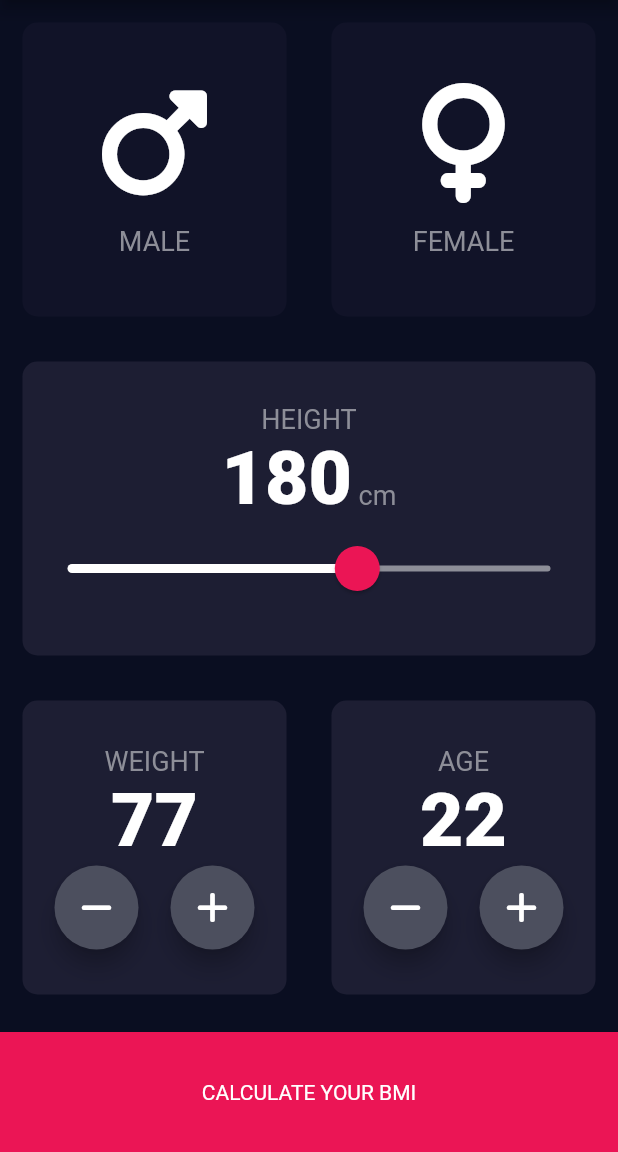
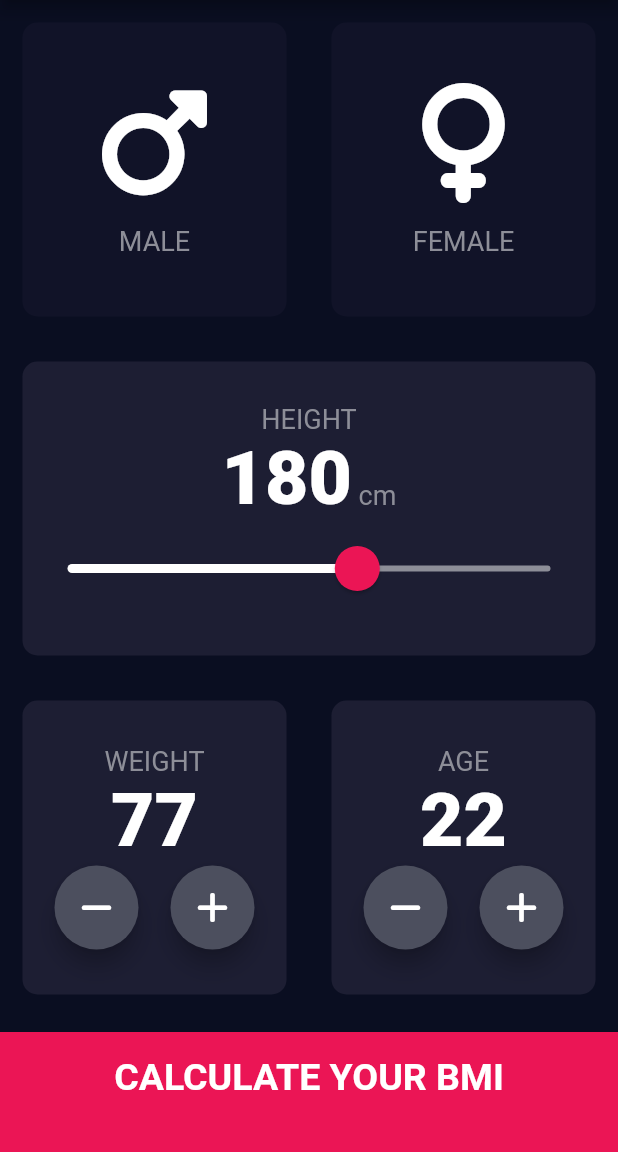
Before and after one commit to dirktay/bmi_calculator, a Flutter app: the screen it shows after launch, on a phone screen of 412 x 824 dp, the part 84-1236 px from its top. Run offline on Flutter 3.47's test engine with Material 2 defaults, Android fonts, the phone set to English and light mode, and no system bars; our stand-ins replace font_awesome_flutter.

Commit message:
Project complete. Folders added. Results calculated.

```diff
--- /dev/null
+++ b/lib/components/bottom_button.dart
@@ -0,0 +1,33 @@
+import 'package:flutter/material.dart';
+
+import '../constants.dart';
+
+class BottomButton extends StatelessWidget {
+  const BottomButton({
+    super.key,
+    required this.buttonTitle,
+    required this.onPress,
+  });
+  final String buttonTitle;
+  final void Function()? onPress;
+
+  @override
+  Widget build(BuildContext context) {
+    return GestureDetector(
+      onTap: onPress,
+      child: Container(
+        color: kBottomContainerColor,
+        margin: const EdgeInsets.only(top: 10.0),
+        padding: const EdgeInsets.only(bottom: 20.0),
+        height: kBottomContainerHeight,
+        width: double.infinity,
+        child: Center(
+          child: Text(
+            buttonTitle,
+            style: kLargeButtonTextStyle,
+          ),
+        ),
+      ),
+    );
+  }
+}
--- a/lib/icon_content.dart
+++ b/lib/components/icon_content.dart
@@ -1,6 +1,6 @@
 import 'package:flutter/material.dart';
 
-import 'constants.dart';
+import '../constants.dart';
 
 class IconContent extends StatelessWidget {
   const IconContent({super.key, required this.icon, required this.label});
--- /dev/null
+++ b/lib/components/round_icon_button.dart
@@ -0,0 +1,31 @@
+import 'package:flutter/material.dart';
+
+import '../constants.dart';
+
+class RoundIconButton extends StatelessWidget {
+  const RoundIconButton({
+    Key? key,
+    required this.icon,
+    required this.onPressed,
+    this.onLongPress,
+  }) : super(key: key);
+  final IconData icon;
+  final void Function()? onPressed;
+  final void Function()? onLongPress;
+
+  @override
+  Widget build(BuildContext context) {
+    return RawMaterialButton(
+      shape: const CircleBorder(),
+      fillColor: kIncrementActionColor,
+      constraints: const BoxConstraints.tightFor(
+        width: 56.0,
+        height: 56.0,
+      ),
+      elevation: 6.0,
+      onPressed: onPressed,
+      onLongPress: onLongPress,
+      child: Icon(icon),
+    );
+  }
+}
--- a/lib/constants.dart
+++ b/lib/constants.dart
@@ -15,10 +15,25 @@ const kLabelTextStyle = TextStyle(
   fontSize: 18.0,
   color: kTextColor,
 );
+const kLargeButtonTextStyle = TextStyle(
+  fontSize: 25.0,
+  fontWeight: FontWeight.bold,
+  // color: Color(0xFF8D8E98),
+);
 const kLargeLabelTextStyle = TextStyle(
   fontSize: 50.0,
   fontWeight: FontWeight.w900,
   // color: Color(0xFF8D8E98),
+);
+const kVeryLargeLabelTextStyle = TextStyle(
+  fontSize: 100.0,
+  fontWeight: FontWeight.w900,
+  // color: Color(0xFF8D8E98),
+);
+const kResultTextStyle = TextStyle(
+  fontSize: 22.0,
+  fontWeight: FontWeight.bold,
+  color: Color(0xFF24D876),
 );
 
 // enum MyColors {
--- a/lib/main.dart
+++ b/lib/main.dart
@@ -1,6 +1,6 @@
 import 'package:flutter/material.dart';
 
-import 'input_page.dart';
+import 'screens/input_page.dart';
 
 void main() => runApp(const BMICalculator());
 
@@ -18,7 +18,7 @@ class BMICalculator extends StatelessWidget {
         //   bodyLarge: TextStyle(color: Color(0xFFFFFFFF)),
         // ),
       ),
-      home: InputPage(),
+      home: const InputPage(),
     );
   }
 }
--- a/lib/input_page.dart
+++ b/lib/screens/input_page.dart
@@ -1,9 +1,14 @@
 import 'package:flutter/material.dart';
 import 'package:font_awesome_flutter/font_awesome_flutter.dart';
 
-import 'constants.dart';
-import 'reusable_card.dart';
-import 'icon_content.dart';
+import 'results_page.dart';
+import '../calculator_brain.dart';
+import '../constants.dart';
+
+import '../components/bottom_button.dart';
+import '../components/icon_content.dart';
+import '../components/reusable_card.dart';
+import '../components/round_icon_button.dart';
 
 enum Gender {
   male,
@@ -169,7 +174,7 @@ class _InputPageState extends State<InputPage> {
                               },
                               onLongPress: () {
                                 setState(() {
-                                  weight -= 5;
+                                  weight += 5;
                                 });
                               },
                               icon: FontAwesomeIcons.plus,
@@ -230,43 +235,23 @@ class _InputPageState extends State<InputPage> {
               ],
             ),
           ),
-          Container(
-            color: kBottomContainerColor,
-            margin: const EdgeInsets.only(top: 10.0),
-            height: kBottomContainerHeight,
-            width: double.infinity,
-            child: const Center(child: Text('CALCULATE YOUR BMI')),
-          )
+          BottomButton(
+            buttonTitle: 'CALCULATE YOUR BMI',
+            onPress: () {
+              CalculatorBrain calc =
+                  CalculatorBrain(height: height, weight: weight);
+
+              Navigator.push(context, MaterialPageRoute(builder: (context) {
+                return ResultsPage(
+                  bmIndex: calc.calculateBMI(),
+                  bmiSummary: calc.getResult(),
+                  bmiComment: calc.getInterpretation(),
+                );
+              }));
+            },
+          ),
         ],
       ),
     );
   }
 }
-
-class RoundIconButton extends StatelessWidget {
-  const RoundIconButton({
-    Key? key,
-    required this.icon,
-    required this.onPressed,
-    this.onLongPress,
-  }) : super(key: key);
-  final IconData icon;
-  final void Function()? onPressed;
-  final void Function()? onLongPress;
-
-  @override
-  Widget build(BuildContext context) {
-    return RawMaterialButton(
-      shape: const CircleBorder(),
-      fillColor: kIncrementActionColor,
-      constraints: const BoxConstraints.tightFor(
-        width: 56.0,
-        height: 56.0,
-      ),
-      elevation: 6.0,
-      onPressed: onPressed,
-      onLongPress: onLongPress,
-      child: Icon(icon),
-    );
-  }
-}
```
Also changed, not shown: lib/calculator_brain.dart (added, +35 -0 lines), lib/screens/results_page.dart (added, +77 -0 lines), lib/components/reusable_card.dart (renamed from lib/reusable_card.dart).
